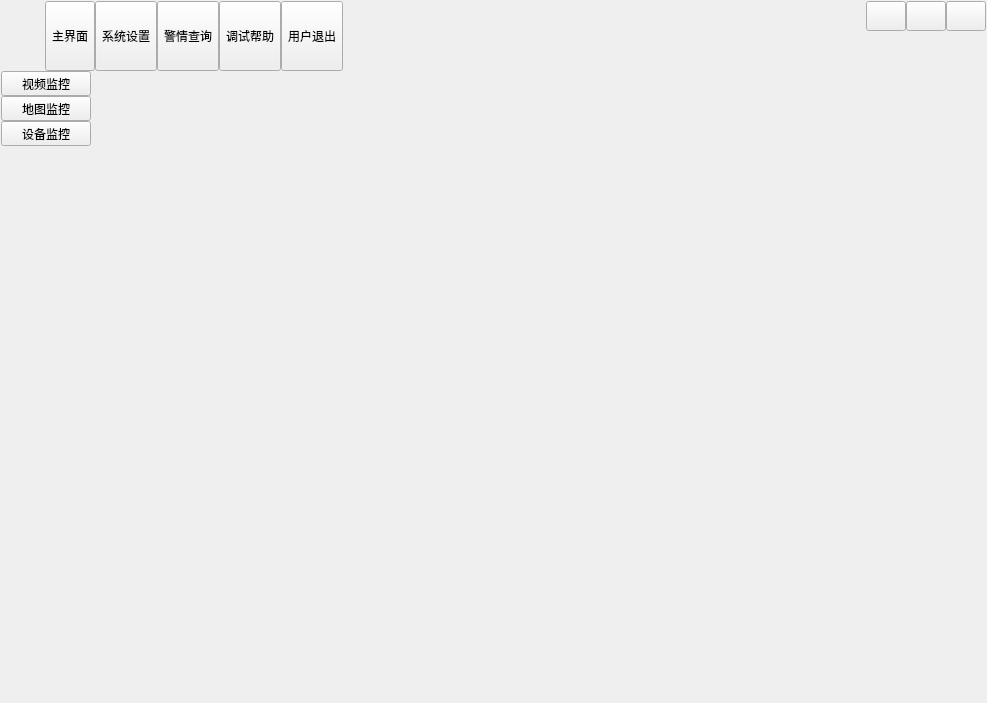
Old version of the form uidemo08/uidemo08.ui in the repository qt2013/QtProgram.
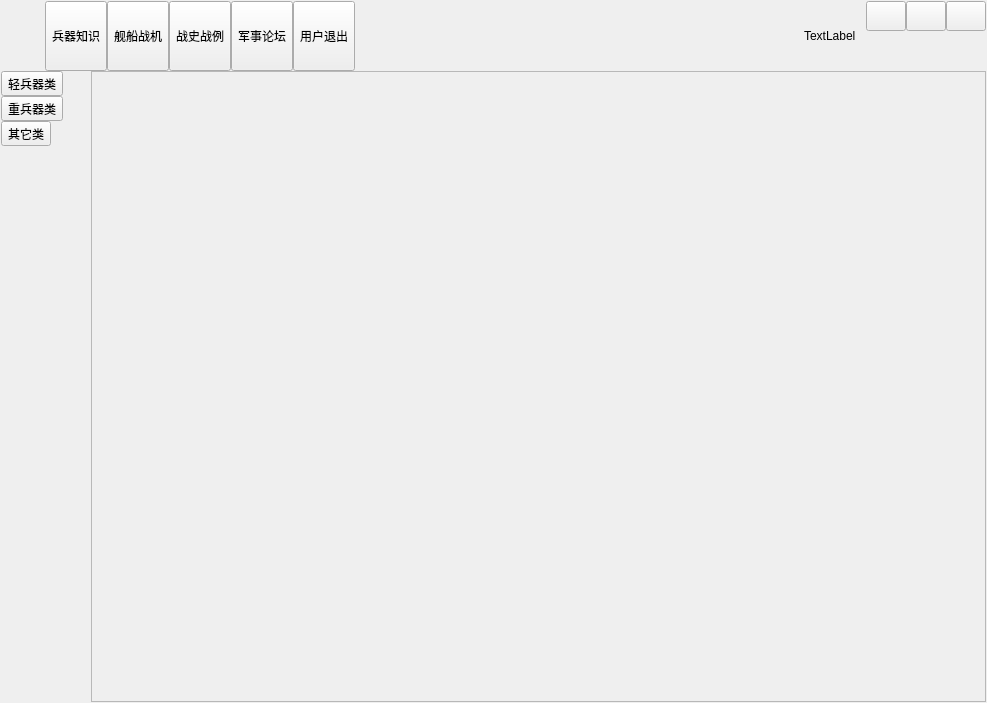
New version of the form. The open tabs and pages were chosen to show the change. Icons and pictures are not drawn.

```diff
--- a/uidemo08/uidemo08.ui
+++ b/uidemo08/uidemo08.ui
@@ -115,7 +115,7 @@
             </sizepolicy>
            </property>
            <property name="text">
-            <string>主界面</string>
+            <string>兵器知识</string>
            </property>
            <property name="icon">
             <iconset resource="main.qrc">
@@ -135,7 +135,7 @@
             </sizepolicy>
            </property>
            <property name="text">
-            <string>系统设置</string>
+            <string>舰船战机</string>
            </property>
            <property name="icon">
             <iconset resource="main.qrc">
@@ -155,7 +155,7 @@
             </sizepolicy>
            </property>
            <property name="text">
-            <string>警情查询</string>
+            <string>战史战例</string>
            </property>
            <property name="icon">
             <iconset resource="main.qrc">
@@ -181,7 +181,7 @@
             <string notr="true"/>
            </property>
            <property name="text">
-            <string>调试帮助</string>
+            <string>军事论坛</string>
            </property>
            <property name="icon">
             <iconset resource="main.qrc">
@@ -215,21 +215,38 @@
            </property>
           </widget>
          </item>
+         <item>
+          <spacer name="horizontalSpacer">
+           <property name="orientation">
+            <enum>Qt::Horizontal</enum>
+           </property>
+           <property name="sizeHint" stdset="0">
+            <size>
+             <width>30</width>
+             <height>20</height>
+            </size>
+           </property>
+          </spacer>
+         </item>
         </layout>
        </widget>
       </item>
       <item>
-       <spacer name="horizontalSpacer">
-        <property name="orientation">
-         <enum>Qt::Horizontal</enum>
+       <widget class="QFrame" name="frame_5">
+        <property name="frameShape">
+         <enum>QFrame::StyledPanel</enum>
         </property>
-        <property name="sizeHint" stdset="0">
-         <size>
-          <width>40</width>
-          <height>20</height>
-         </size>
+        <property name="frameShadow">
+         <enum>QFrame::Raised</enum>
         </property>
-       </spacer>
+       </widget>
+      </item>
+      <item>
+       <widget class="QLabel" name="label">
+        <property name="text">
+         <string>TextLabel</string>
+        </property>
+       </widget>
       </item>
       <item>
        <widget class="QWidget" name="widgetMenu" native="true">
@@ -397,40 +414,22 @@
           </property>
           <item>
            <widget class="QToolButton" name="tbtnMain1">
-            <property name="sizePolicy">
-             <sizepolicy hsizetype="Expanding" vsizetype="Fixed">
-              <horstretch>0</horstretch>
-              <verstretch>0</verstretch>
-             </sizepolicy>
-            </property>
             <property name="text">
-             <string>视频监控</string>
+             <string>轻兵器类</string>
             </property>
            </widget>
           </item>
           <item>
            <widget class="QToolButton" name="tbtnMain2">
-            <property name="sizePolicy">
-             <sizepolicy hsizetype="Expanding" vsizetype="Fixed">
-              <horstretch>0</horstretch>
-              <verstretch>0</verstretch>
-             </sizepolicy>
-            </property>
             <property name="text">
-             <string>地图监控</string>
+             <string>重兵器类</string>
             </property>
            </widget>
           </item>
           <item>
            <widget class="QToolButton" name="tbtnMain3">
-            <property name="sizePolicy">
-             <sizepolicy hsizetype="Expanding" vsizetype="Fixed">
-              <horstretch>0</horstretch>
-              <verstretch>0</verstretch>
-             </sizepolicy>
-            </property>
             <property name="text">
-             <string>设备监控</string>
+             <string>其它类</string>
             </property>
            </widget>
           </item>
@@ -451,19 +450,32 @@
         </widget>
        </item>
        <item>
-        <widget class="QLabel" name="lab1">
-         <property name="sizePolicy">
-          <sizepolicy hsizetype="Expanding" vsizetype="Expanding">
-           <horstretch>0</horstretch>
-           <verstretch>0</verstretch>
-          </sizepolicy>
+        <widget class="QFrame" name="frame">
+         <property name="frameShape">
+          <enum>QFrame::StyledPanel</enum>
          </property>
-         <property name="text">
-          <string/>
+         <property name="frameShadow">
+          <enum>QFrame::Raised</enum>
          </property>
-         <property name="alignment">
-          <set>Qt::AlignCenter</set>
-         </property>
+         <widget class="QStackedWidget" name="stackedWidget_2">
+          <property name="enabled">
+           <bool>true</bool>
+          </property>
+          <property name="geometry">
+           <rect>
+            <x>869</x>
+            <y>30</y>
+            <width>21</width>
+            <height>20</height>
+           </rect>
+          </property>
+          <property name="currentIndex">
+           <number>1</number>
+          </property>
+          <widget class="QWidget" name="page"/>
+          <widget class="QWidget" name="page_2"/>
+          <widget class="QWidget" name="page_3"/>
+         </widget>
         </widget>
        </item>
       </layout>
```
Left out of the diff: 49 changed lines with no effect on the pictures.
